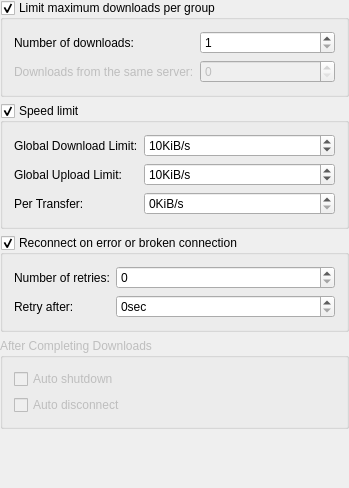
KDE/kget, file conf/dlgnetwork.ui: the form before one commit.
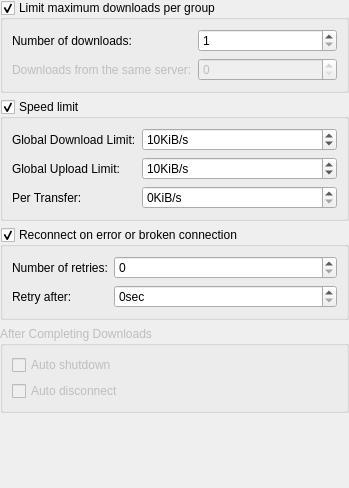
The form after the commit.

Commit message:
SVN_SILENT Cleanup .ui files
This removes (as discussed on k-c-d)
* obsolete <pixmapfunction>
* deprecated <layoutdefault>
* empty <author>, <comment>, <exportmacro>

Patch:
```diff
--- a/conf/dlgnetwork.ui
+++ b/conf/dlgnetwork.ui
@@ -224,8 +224,6 @@
    </item>
   </layout>
  </widget>
- <layoutdefault spacing="6" margin="11" />
- <layoutfunction spacing="KDialog::spacingHint" margin="KDialog::marginHint" />
   <resources/>
  <connections/>
 </ui>
```
The commit also changes 3 other files.
